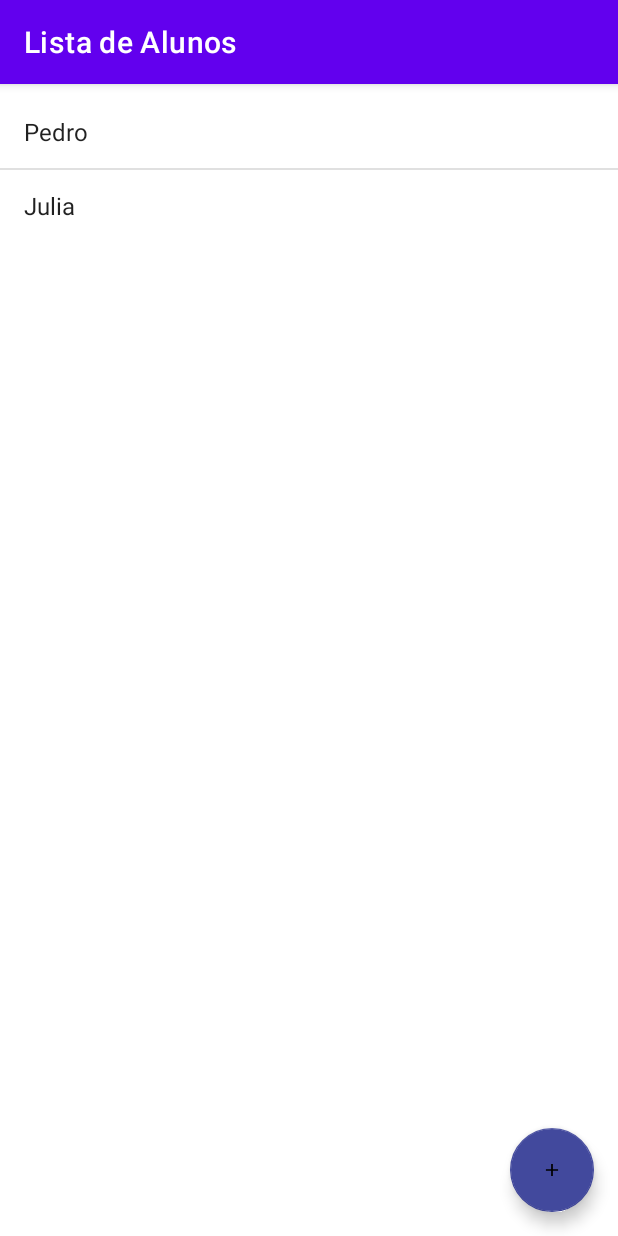
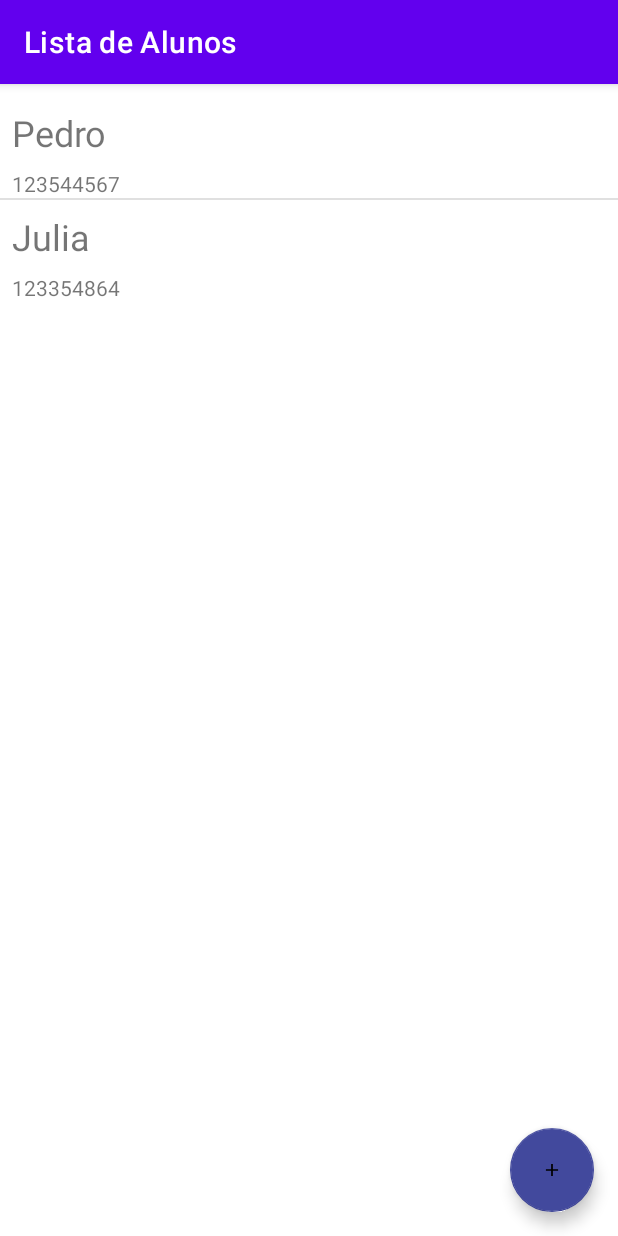
Before and after one commit to phtrebil/Agenda_Alura, an Android app: the screen it shows after launch (ListaAlunoActivity), on a phone screen of 412 x 824 dp. Run offline under Robolectric (Android 15) with nearby library versions, the phone set to English and light mode, and no system bars.

Commit message:
atualizando layout e utilizando camada de application

```diff
--- a/app/src/main/AndroidManifest.xml
+++ b/app/src/main/AndroidManifest.xml
@@ -12,6 +12,7 @@
         android:roundIcon="@mipmap/ic_launcher_round"
         android:supportsRtl="true"
         android:theme="@style/Theme.Agenda"
+        android:name=".AgendaApplication"
         tools:targetApi="31">
         <activity
             android:name=".ui.Add_Aluno"
--- /dev/null
+++ b/app/src/main/java/br/com/alura/AgendaApplication.java
@@ -0,0 +1,20 @@
+package br.com.alura;
+
+import android.app.Application;
+
+import br.com.alura.dao.alunoDAO;
+import br.com.alura.model.Aluno;
+
+public class AgendaApplication extends Application {
+    @Override
+    public void onCreate() {
+        super.onCreate();
+        criaAlunoTeste();
+    }
+
+    private void criaAlunoTeste() {
+        alunoDAO dao = new alunoDAO();
+        dao.salva(new Aluno("Pedro", "123544567", "phtrebil@gmail.com"));
+        dao.salva(new Aluno("Julia","123354864", "julialal@fka,a.kasl."));
+    }
+}
--- a/app/src/main/java/br/com/alura/ui/ListaAlunoActivity.java
+++ b/app/src/main/java/br/com/alura/ui/ListaAlunoActivity.java
@@ -9,13 +9,10 @@ import android.view.ContextMenu;
 import android.view.MenuItem;
 import android.view.View;
 import android.widget.AdapterView;
-import android.widget.ArrayAdapter;
 import android.widget.ListView;
 
 import androidx.annotation.NonNull;
 import androidx.appcompat.app.AppCompatActivity;
-
-import java.util.List;
 
 import br.com.alura.R;
 import br.com.alura.dao.alunoDAO;
@@ -25,7 +22,7 @@ public class ListaAlunoActivity extends AppCompatActivity {
 
     public static final String TITULO_LISTA = "Lista de Alunos";
     private final alunoDAO dao = new alunoDAO();
-    private ArrayAdapter<Aluno> adapter;
+    private ListaDeAlunosAdapter adapter;
 
 
     @Override
@@ -36,8 +33,7 @@ public class ListaAlunoActivity extends AppCompatActivity {
         View fab = findViewById(R.id.fab_add);
         configuraFabInsereAluno(fab);
         configuraLista();
-        dao.salva(new Aluno("Pedro", "123544567", "phtrebil@gmail.com"));
-        dao.salva(new Aluno("Julia","123354864", "julialal@fka,a.kasl."));
+
 
     }
 
@@ -53,16 +49,14 @@ public class ListaAlunoActivity extends AppCompatActivity {
         if(itemId == R.id.menu_remover) {
             AdapterView.AdapterContextMenuInfo menuInfo =
                     (AdapterView.AdapterContextMenuInfo) item.getMenuInfo();
-            Aluno alunoEscolhido = adapter.getItem(menuInfo.position);
+            Aluno alunoEscolhido = (Aluno) adapter.getItem(menuInfo.position);
             remove(alunoEscolhido);
         }
         return super.onContextItemSelected(item);
     }
 
     private void configuraFabInsereAluno(View fab) {
-        fab.setOnClickListener((view -> {
-            startActivity(new Intent(this, Add_Aluno.class));
-        }));
+        fab.setOnClickListener((view -> startActivity(new Intent(this, Add_Aluno.class))));
     }
 
     @Override
@@ -72,8 +66,7 @@ public class ListaAlunoActivity extends AppCompatActivity {
     }
 
     private void atualizaAlunos() {
-        adapter.clear();
-        adapter.addAll(dao.todos());
+        adapter.atualiza(dao.todos());
     }
 
     private void configuraLista() {
@@ -89,14 +82,11 @@ public class ListaAlunoActivity extends AppCompatActivity {
     }
 
     private void configuraListenerDeClickPorItem(ListView listaDeAlunos) {
-        listaDeAlunos.setOnItemClickListener(new AdapterView.OnItemClickListener() {
-            @Override
-            public void onItemClick(AdapterView<?> adapterView, View view, int posicao, long id) {
-                Aluno alunoEscolhido = (Aluno) adapterView.getItemAtPosition(posicao);
-                abreFormularioModoEditaAluno(alunoEscolhido);
-                Log.i("aluno", "" + posicao);
+        listaDeAlunos.setOnItemClickListener((adapterView, view, posicao, id) -> {
+            Aluno alunoEscolhido = (Aluno) adapterView.getItemAtPosition(posicao);
+            abreFormularioModoEditaAluno(alunoEscolhido);
+            Log.i("aluno", "" + posicao);
 
-            }
         });
     }
 
@@ -107,8 +97,7 @@ public class ListaAlunoActivity extends AppCompatActivity {
     }
 
     private void configuraAdapter(ListView listaDeAlunos) {
-        adapter = new ArrayAdapter<>(this,
-                android.R.layout.simple_list_item_1);
+        adapter = new ListaDeAlunosAdapter(this);
         listaDeAlunos.setAdapter(adapter);
-    }
+        }
 }
--- /dev/null
+++ b/app/src/main/java/br/com/alura/ui/ListaDeAlunosAdapter.java
@@ -0,0 +1,70 @@
+package br.com.alura.ui;
+
+import android.content.Context;
+import android.view.LayoutInflater;
+import android.view.View;
+import android.view.ViewGroup;
+import android.widget.BaseAdapter;
+import android.widget.TextView;
+
+import java.util.ArrayList;
+import java.util.List;
+
+import br.com.alura.R;
+import br.com.alura.model.Aluno;
+
+public class ListaDeAlunosAdapter extends BaseAdapter {
+
+    private final List<Aluno> alunos = new ArrayList<>();
+    private final Context context;
+
+    public ListaDeAlunosAdapter(Context context) {
+        this.context = context;
+    }
+
+    @Override
+    public int getCount() {
+        return alunos.size();
+    }
+
+    @Override
+    public Object getItem(int i) {
+        return alunos.get(i);
+    }
+
+    @Override
+    public long getItemId(int i) {
+        return alunos.get(i).getId();
+    }
+
+    @Override
+    public View getView(int i, View view, ViewGroup viewGroup) {
+        View viewCriada = criaView(viewGroup);
+        Aluno alunoDevolvido = alunos.get(i);
+        vinculaInfo(viewCriada, alunoDevolvido);
+        return viewCriada;
+    }
+
+    private void vinculaInfo(View viewCriada, Aluno alunoDevolvido) {
+        TextView alunoNome = viewCriada.findViewById(R.id.aluno_item_nome);
+        alunoNome.setText(alunoDevolvido.getNome());
+        TextView alunoTelefone = viewCriada.findViewById(R.id.aluno_item_telefone);
+        alunoTelefone.setText(alunoDevolvido.getTelefone());
+    }
+
+    private View criaView(ViewGroup viewGroup) {
+        return LayoutInflater.from(context)
+                .inflate(R.layout.item_aluno, viewGroup, false);
+    }
+
+
+    public void remove(Aluno aluno){
+        alunos.remove(aluno);
+        notifyDataSetChanged();
+    }
+
+    public void atualiza(List<Aluno> alunos){
+        this.alunos.clear();
+        this.alunos.addAll(alunos);
+    }
+}
--- /dev/null
+++ b/app/src/main/res/layout/item_aluno.xml
@@ -0,0 +1,26 @@
+<?xml version="1.0" encoding="utf-8"?>
+<androidx.constraintlayout.widget.ConstraintLayout xmlns:android="http://schemas.android.com/apk/res/android"
+    android:layout_width="match_parent"
+    android:layout_height="match_parent"
+    xmlns:app="http://schemas.android.com/apk/res-auto"
+    xmlns:tools="http://schemas.android.com/tools">
+
+    <TextView android:id="@+id/aluno_item_nome"
+        android:layout_width="match_parent"
+        android:layout_height="wrap_content"
+        app:layout_constraintTop_toTopOf="parent"
+        app:layout_constraintLeft_toLeftOf="parent"
+        android:layout_margin="8dp"
+        android:textSize="24sp"
+        tools:text="Pedro"/>
+
+    <TextView android:id="@+id/aluno_item_telefone"
+        android:layout_width="match_parent"
+        android:layout_height="wrap_content"
+        app:layout_constraintTop_toBottomOf="@id/aluno_item_nome"
+        app:layout_constraintLeft_toLeftOf="parent"
+        android:layout_margin="8dp"
+        tools:text="11222333444"/>
+
+
+</androidx.constraintlayout.widget.ConstraintLayout>
```
